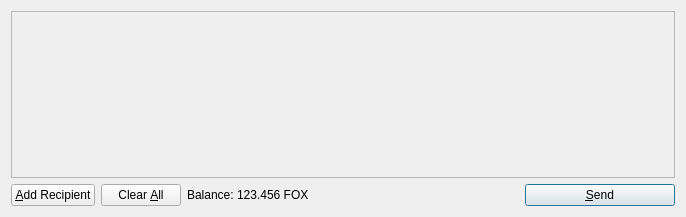
First picture: the form in src/qt/forms/sendcoinsdialog.ui, repository MrHFox/FoxHole_, before the edit.
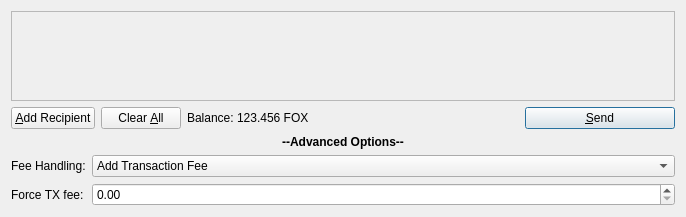
Second picture: the form after the edit. Icons and pictures are not drawn.

The edit to the form file:
```diff
--- a/src/qt/forms/sendcoinsdialog.ui
+++ b/src/qt/forms/sendcoinsdialog.ui
@@ -24,8 +24,8 @@
        <rect>
         <x>0</x>
         <y>0</y>
-        <width>664</width>
-        <height>159</height>
+        <width>660</width>
+        <height>66</height>
        </rect>
       </property>
       <layout class="QVBoxLayout" name="verticalLayout_2">
@@ -166,6 +166,48 @@
      </item>
     </layout>
    </item>
+   <item>
+    <widget class="QLabel" name="label_2">
+     <property name="text">
+      <string>&lt;html&gt;&lt;head/&gt;&lt;body&gt;&lt;p align=&quot;center&quot;&gt;&lt;span style=&quot; font-weight:600;&quot;&gt;--Advanced Options--&lt;/span&gt;&lt;/p&gt;&lt;/body&gt;&lt;/html&gt;</string>
+     </property>
+    </widget>
+   </item>
+   <item>
+    <layout class="QFormLayout" name="formLayout">
+     <item row="0" column="0">
+      <widget class="QLabel" name="label_3">
+       <property name="text">
+        <string>Fee Handling:</string>
+       </property>
+      </widget>
+     </item>
+     <item row="0" column="1">
+      <widget class="QComboBox" name="handling">
+       <item>
+        <property name="text">
+         <string>Add Transaction Fee</string>
+        </property>
+       </item>
+       <item>
+        <property name="text">
+         <string>Subtract Transaction Fee</string>
+        </property>
+       </item>
+      </widget>
+     </item>
+     <item row="1" column="0">
+      <widget class="QLabel" name="label_4">
+       <property name="text">
+        <string>Force TX fee:</string>
+       </property>
+      </widget>
+     </item>
+     <item row="1" column="1">
+      <widget class="QDoubleSpinBox" name="force"/>
+     </item>
+    </layout>
+   </item>
   </layout>
  </widget>
  <resources>
```
